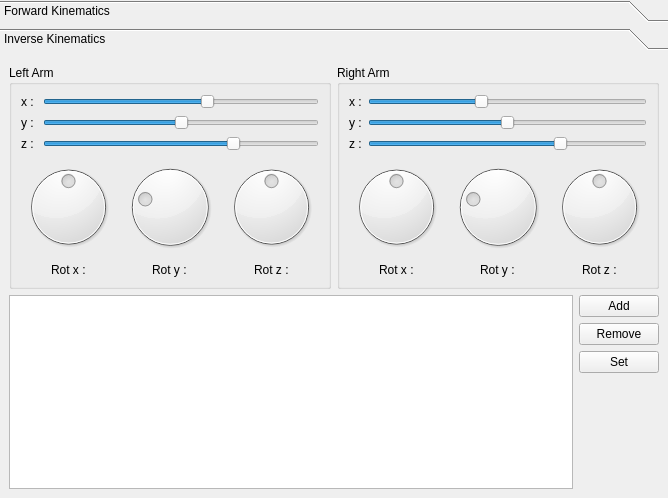
The window that jointsettingsdialog.ui (alifahrri/dinsow-ik) describes before a commit, drawn with Qt 5.
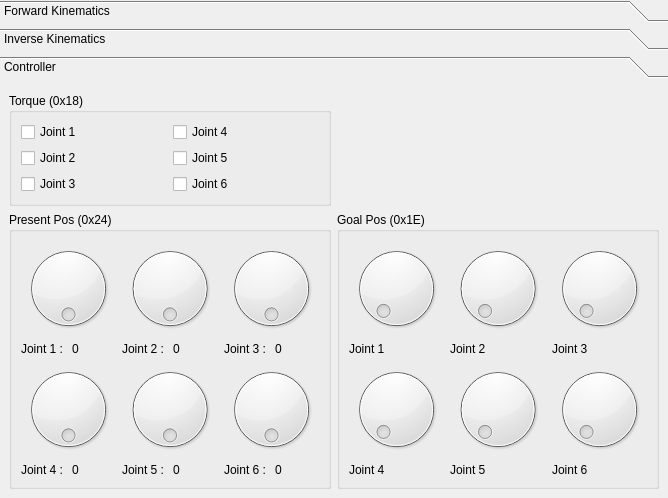
The same window after the commit.

Diff of the .ui file:
```diff
--- a/jointsettingsdialog.ui
+++ b/jointsettingsdialog.ui
@@ -29,7 +29,7 @@
    <item row="0" column="0">
     <widget class="QToolBox" name="toolBox">
      <property name="currentIndex">
-      <number>1</number>
+      <number>2</number>
      </property>
      <widget class="QWidget" name="fk_page">
       <property name="geometry">
@@ -495,13 +495,13 @@
         <x>0</x>
         <y>0</y>
         <width>668</width>
-        <height>436</height>
+        <height>405</height>
        </rect>
       </property>
       <attribute name="label">
        <string>Inverse Kinematics</string>
       </attribute>
-      <layout class="QGridLayout" name="gridLayout_13">
+      <layout class="QGridLayout" name="gridLayout_11">
        <item row="0" column="0">
         <widget class="QGroupBox" name="groupBox_4">
          <property name="sizePolicy">
@@ -849,11 +849,12 @@
         </widget>
        </item>
        <item row="1" column="0" colspan="2">
-        <layout class="QGridLayout" name="gridLayout_11">
-         <item row="0" column="0">
-          <widget class="QTableWidget" name="tableWidget"/>
-         </item>
-         <item row="0" column="1">
+        <widget class="QSplitter" name="splitter">
+         <property name="orientation">
+          <enum>Qt::Horizontal</enum>
+         </property>
+         <widget class="QTableWidget" name="tableWidget"/>
+         <widget class="QWidget" name="layoutWidget">
           <layout class="QVBoxLayout" name="verticalLayout">
            <item>
             <widget class="QPushButton" name="add_btn">
@@ -890,8 +891,376 @@
             </spacer>
            </item>
           </layout>
-         </item>
-        </layout>
+         </widget>
+        </widget>
+       </item>
+      </layout>
+     </widget>
+     <widget class="QWidget" name="controller_page">
+      <attribute name="label">
+       <string>Controller </string>
+      </attribute>
+      <layout class="QGridLayout" name="gridLayout_16">
+       <item row="0" column="0">
+        <widget class="QGroupBox" name="groupBox_6">
+         <property name="title">
+          <string>Torque (0x18)</string>
+         </property>
+         <layout class="QGridLayout" name="gridLayout_13">
+          <item row="0" column="0">
+           <widget class="QCheckBox" name="torque1_checkbox">
+            <property name="text">
+             <string>Joint 1</string>
+            </property>
+           </widget>
+          </item>
+          <item row="0" column="1">
+           <widget class="QCheckBox" name="torque4_checkbox">
+            <property name="text">
+             <string>Joint 4</string>
+            </property>
+           </widget>
+          </item>
+          <item row="1" column="0">
+           <widget class="QCheckBox" name="torque2_checkbox">
+            <property name="text">
+             <string>Joint 2</string>
+            </property>
+           </widget>
+          </item>
+          <item row="1" column="1">
+           <widget class="QCheckBox" name="torque5_checkbox">
+            <property name="text">
+             <string>Joint 5</string>
+            </property>
+           </widget>
+          </item>
+          <item row="2" column="0">
+           <widget class="QCheckBox" name="torque3_checkbox">
+            <property name="text">
+             <string>Joint 3</string>
+            </property>
+           </widget>
+          </item>
+          <item row="2" column="1">
+           <widget class="QCheckBox" name="torque6_checkbox">
+            <property name="text">
+             <string>Joint 6</string>
+            </property>
+           </widget>
+          </item>
+         </layout>
+        </widget>
+       </item>
+       <item row="0" column="1">
+        <spacer name="verticalSpacer_2">
+         <property name="orientation">
+          <enum>Qt::Vertical</enum>
+         </property>
+         <property name="sizeHint" stdset="0">
+          <size>
+           <width>20</width>
+           <height>122</height>
+          </size>
+         </property>
+        </spacer>
+       </item>
+       <item row="1" column="1">
+        <widget class="QGroupBox" name="groupBox_8">
+         <property name="title">
+          <string>Goal Pos (0x1E)</string>
+         </property>
+         <layout class="QGridLayout" name="gridLayout_15">
+          <item row="0" column="0">
+           <widget class="QDial" name="dial_7">
+            <property name="maximum">
+             <number>4096</number>
+            </property>
+           </widget>
+          </item>
+          <item row="0" column="1">
+           <widget class="QDial" name="dial_8">
+            <property name="maximum">
+             <number>4096</number>
+            </property>
+           </widget>
+          </item>
+          <item row="0" column="2">
+           <widget class="QDial" name="dial_9">
+            <property name="maximum">
+             <number>4096</number>
+            </property>
+           </widget>
+          </item>
+          <item row="1" column="0">
+           <widget class="QLabel" name="label_40">
+            <property name="text">
+             <string>Joint 1</string>
+            </property>
+           </widget>
+          </item>
+          <item row="1" column="1">
+           <widget class="QLabel" name="label_41">
+            <property name="text">
+             <string>Joint 2</string>
+            </property>
+           </widget>
+          </item>
+          <item row="1" column="2">
+           <widget class="QLabel" name="label_42">
+            <property name="text">
+             <string>Joint 3</string>
+            </property>
+           </widget>
+          </item>
+          <item row="2" column="0">
+           <widget class="QDial" name="dial_10">
+            <property name="maximum">
+             <number>4096</number>
+            </property>
+           </widget>
+          </item>
+          <item row="2" column="1">
+           <widget class="QDial" name="dial_11">
+            <property name="maximum">
+             <number>4096</number>
+            </property>
+           </widget>
+          </item>
+          <item row="2" column="2">
+           <widget class="QDial" name="dial_12">
+            <property name="maximum">
+             <number>4096</number>
+            </property>
+           </widget>
+          </item>
+          <item row="3" column="0">
+           <widget class="QLabel" name="label_43">
+            <property name="text">
+             <string>Joint 4</string>
+            </property>
+           </widget>
+          </item>
+          <item row="3" column="1">
+           <widget class="QLabel" name="label_44">
+            <property name="text">
+             <string>Joint 5</string>
+            </property>
+           </widget>
+          </item>
+          <item row="3" column="2">
+           <widget class="QLabel" name="label_45">
+            <property name="text">
+             <string>Joint 6</string>
+            </property>
+           </widget>
+          </item>
+         </layout>
+        </widget>
+       </item>
+       <item row="1" column="0">
+        <widget class="QGroupBox" name="groupBox_7">
+         <property name="title">
+          <string>Present Pos (0x24)</string>
+         </property>
+         <layout class="QGridLayout" name="gridLayout_14">
+          <item row="0" column="0">
+           <layout class="QVBoxLayout" name="verticalLayout_4">
+            <item>
+             <widget class="QDial" name="ppos1_dial">
+              <property name="maximum">
+               <number>4096</number>
+              </property>
+              <property name="wrapping">
+               <bool>true</bool>
+              </property>
+              <property name="notchesVisible">
+               <bool>false</bool>
+              </property>
+             </widget>
+            </item>
+            <item>
+             <layout class="QHBoxLayout" name="horizontalLayout_4">
+              <item>
+               <widget class="QLabel" name="label_34">
+                <property name="text">
+                 <string>Joint 1 :</string>
+                </property>
+               </widget>
+              </item>
+              <item>
+               <widget class="QLabel" name="ppos1_label">
+                <property name="text">
+                 <string>0</string>
+                </property>
+               </widget>
+              </item>
+             </layout>
+            </item>
+           </layout>
+          </item>
+          <item row="0" column="1">
+           <layout class="QVBoxLayout" name="verticalLayout_3">
+            <item>
+             <widget class="QDial" name="ppos2_dial">
+              <property name="maximum">
+               <number>4096</number>
+              </property>
+              <property name="wrapping">
+               <bool>true</bool>
+              </property>
+             </widget>
+            </item>
+            <item>
+             <layout class="QHBoxLayout" name="horizontalLayout_3">
+              <item>
+               <widget class="QLabel" name="label_35">
+                <property name="text">
+                 <string>Joint 2 :</string>
+                </property>
+               </widget>
+              </item>
+              <item>
+               <widget class="QLabel" name="ppos2_label">
+                <property name="text">
+                 <string>0</string>
+                </property>
+               </widget>
+              </item>
+             </layout>
+            </item>
+           </layout>
+          </item>
+          <item row="0" column="2">
+           <layout class="QVBoxLayout" name="verticalLayout_2">
+            <item>
+             <widget class="QDial" name="ppos3_dial">
+              <property name="maximum">
+               <number>4096</number>
+              </property>
+              <property name="wrapping">
+               <bool>true</bool>
+              </property>
+             </widget>
+            </item>
+            <item>
+             <layout class="QHBoxLayout" name="horizontalLayout_2">
+              <item>
+               <widget class="QLabel" name="label_36">
+                <property name="text">
+                 <string>Joint 3 :</string>
+                </property>
+               </widget>
+              </item>
+              <item>
+               <widget class="QLabel" name="ppos3_label">
+                <property name="text">
+                 <string>0</string>
+                </property>
+               </widget>
+              </item>
+             </layout>
+            </item>
+           </layout>
+          </item>
+          <item row="1" column="0">
+           <layout class="QVBoxLayout" name="verticalLayout_5">
+            <item>
+             <widget class="QDial" name="ppos4_dial">
+              <property name="maximum">
+               <number>4096</number>
+              </property>
+              <property name="wrapping">
+               <bool>true</bool>
+              </property>
+             </widget>
+            </item>
+            <item>
+             <layout class="QHBoxLayout" name="horizontalLayout_5">
+              <item>
+               <widget class="QLabel" name="label_37">
+                <property name="text">
+                 <string>Joint 4 :</string>
+                </property>
+               </widget>
+              </item>
+              <item>
+               <widget class="QLabel" name="ppos4_label">
+                <property name="text">
+                 <string>0</string>
+                </property>
+               </widget>
+              </item>
+             </layout>
+            </item>
+           </layout>
+          </item>
+          <item row="1" column="1">
+           <layout class="QVBoxLayout" name="verticalLayout_6">
+            <item>
+             <widget class="QDial" name="ppos5_dial">
+              <property name="maximum">
+               <number>4096</number>
+              </property>
+              <property name="wrapping">
+               <bool>true</bool>
+              </property>
+             </widget>
+            </item>
+            <item>
+             <layout class="QHBoxLayout" name="horizontalLayout_6">
+              <item>
+               <widget class="QLabel" name="label_38">
+                <property name="text">
+                 <string>Joint 5 :</string>
+                </property>
+               </widget>
+              </item>
+              <item>
+               <widget class="QLabel" name="ppos5_label">
+                <property name="text">
+                 <string>0</string>
+                </property>
+               </widget>
+              </item>
+             </layout>
+            </item>
+           </layout>
+          </item>
+          <item row="1" column="2">
+           <layout class="QVBoxLayout" name="verticalLayout_7">
+            <item>
+             <widget class="QDial" name="ppos6_dial">
+              <property name="maximum">
+               <number>4096</number>
+              </property>
+              <property name="wrapping">
+               <bool>true</bool>
+              </property>
+             </widget>
+            </item>
+            <item>
+             <layout class="QHBoxLayout" name="horizontalLayout_7">
+              <item>
+               <widget class="QLabel" name="label_39">
+                <property name="text">
+                 <string>Joint 6 :</string>
+                </property>
+               </widget>
+              </item>
+              <item>
+               <widget class="QLabel" name="ppos6_label">
+                <property name="text">
+                 <string>0</string>
+                </property>
+               </widget>
+              </item>
+             </layout>
+            </item>
+           </layout>
+          </item>
+         </layout>
+        </widget>
        </item>
       </layout>
      </widget>
```
Left out of the diff: 182 changed lines with no effect on the pictures.
